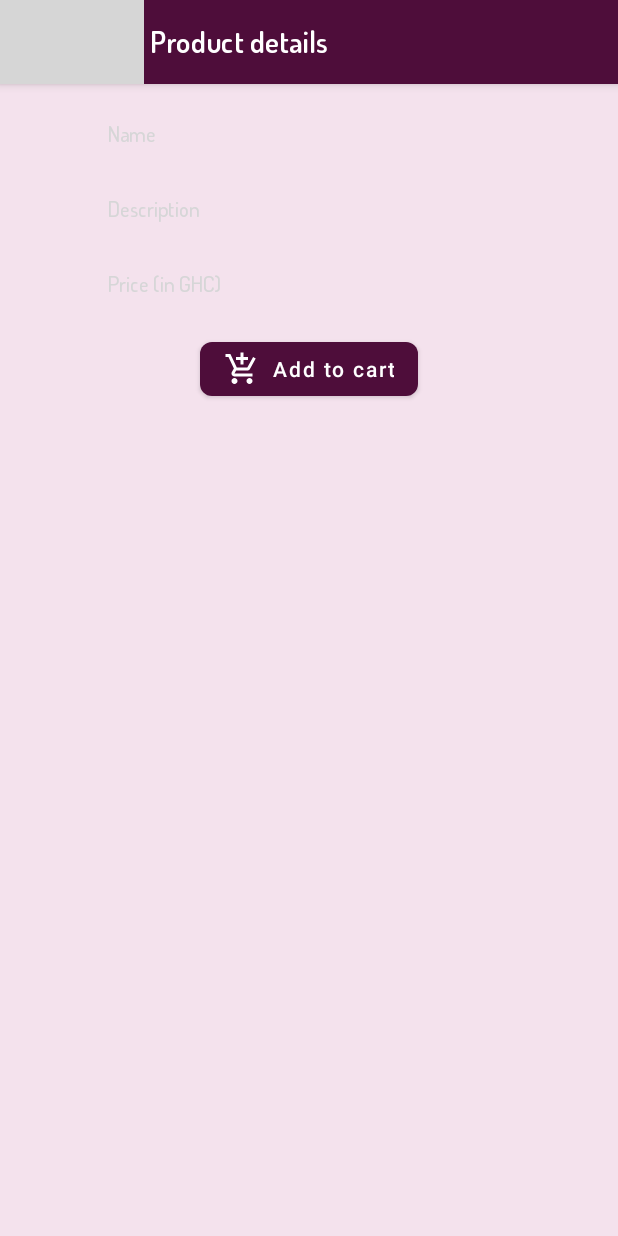
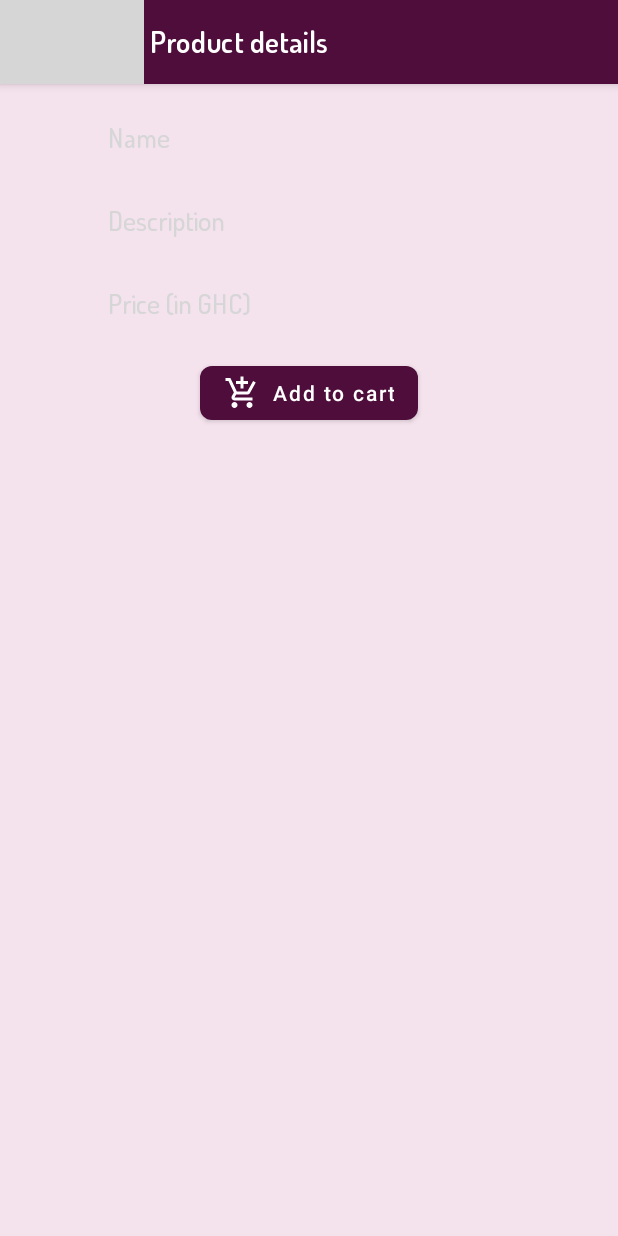
Before and after one commit to Quabynah-Codelabs/xhandies-hub, an Android app: the ProductActivity screen opened directly, with no data from a screen before it, on a phone screen of 412 x 824 dp. Run offline under Robolectric (Android 15) with nearby library versions, the phone set to English and light mode, and no system bars; our stand-ins replace Firebase (no records; nobody signed in at launch, a user with empty details on screens opened directly), data binding; libraries missing offline, so code that uses them is left out: io.codelabs.sdk; plain views replace BaselineGridTextView, ForegroundLinearLayout, FourThreeImageView; 4 statements that could not run were skipped; grey boxes are pictures that could not be loaded.

Commit message:
Update preference_view.xml

```diff
--- a/mobile/app/src/main/res/layout/preference_view.xml
+++ b/mobile/app/src/main/res/layout/preference_view.xml
@@ -35,6 +35,7 @@
                 android:ellipsize="end"
                 android:textColor="@color/text_primary_dark"
                 android:maxLines="1"
+                android:textSize="18sp"
                 android:fontFeatureSettings="smcp,onum"
                 tools:text="Default SMS App"/>
 
@@ -46,6 +47,7 @@
                 android:layout_marginTop="2dp"
                 android:ellipsize="end"
                 android:maxLines="1"
+                android:textSize="16sp"
                 android:fontFeatureSettings="onum"
                 android:textColor="@color/text_secondary_dark"
                 app:fontFamily="@font/dosis"
```
